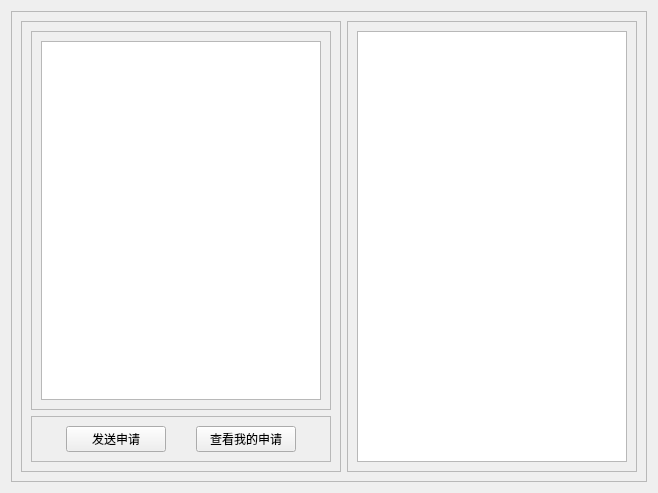
Above: view/bookingService/rentteacher.ui from JunWang666/LabNexus before the change. Below: the same form after it.
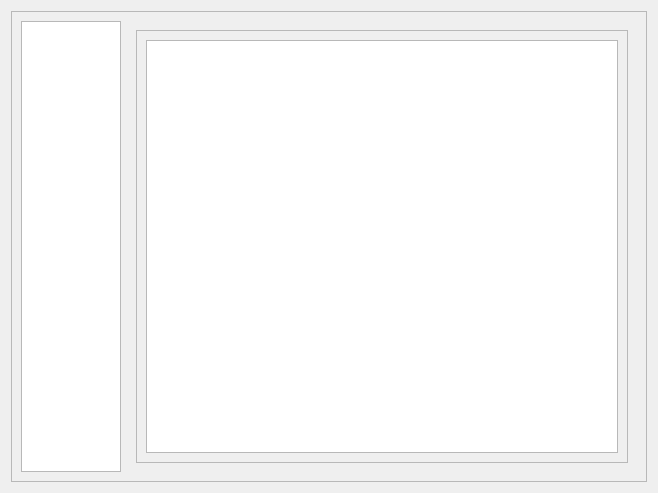
That is the form after the change.

Commit message: 优化页面

What changed in the file:
```diff
--- a/view/bookingService/rentteacher.ui
+++ b/view/bookingService/rentteacher.ui
@@ -15,7 +15,7 @@
   </property>
   <layout class="QVBoxLayout" name="verticalLayout">
    <item>
-    <widget class="QFrame" name="frame">
+    <widget class="QFrame" name="frame_3">
      <property name="frameShape">
       <enum>QFrame::Shape::StyledPanel</enum>
      </property>
@@ -24,6 +24,47 @@
      </property>
      <layout class="QHBoxLayout" name="horizontalLayout_2">
       <item>
+       <widget class="QListWidget" name="pageListWidget">
+        <property name="sizePolicy">
+         <sizepolicy hsizetype="Minimum" vsizetype="Expanding">
+          <horstretch>0</horstretch>
+          <verstretch>0</verstretch>
+         </sizepolicy>
+        </property>
+        <property name="minimumSize">
+         <size>
+          <width>100</width>
+          <height>0</height>
+         </size>
+        </property>
+        <property name="maximumSize">
+         <size>
+          <width>10</width>
+          <height>16777215</height>
+         </size>
+        </property>
+        <property name="currentRow">
+         <number>-1</number>
+        </property>
+       </widget>
+      </item>
+      <item>
+       <widget class="QStackedWidget" name="stackedWidget">
+        <property name="currentIndex">
+         <number>1</number>
+        </property>
+        <widget class="QWidget" name="senPage">
+         <layout class="QVBoxLayout" name="verticalLayout_5">
+          <item>
+           <widget class="QFrame" name="frame">
+            <property name="frameShape">
+             <enum>QFrame::Shape::StyledPanel</enum>
+            </property>
+            <property name="frameShadow">
+             <enum>QFrame::Shadow::Raised</enum>
+            </property>
+            <layout class="QVBoxLayout" name="verticalLayout_6">
+             <item>
        <widget class="QFrame" name="frame_4">
         <property name="frameShape">
          <enum>QFrame::Shape::StyledPanel</enum>
@@ -127,26 +168,30 @@
         </layout>
        </widget>
       </item>
-      <item>
-       <widget class="QFrame" name="frame_3">
-        <property name="frameShape">
-         <enum>QFrame::Shape::StyledPanel</enum>
-        </property>
-        <property name="frameShadow">
-         <enum>QFrame::Shadow::Raised</enum>
-        </property>
+            </layout>
+           </widget>
+          </item>
+         </layout>
+        </widget>
+        <widget class="QWidget" name="examPage">
         <layout class="QVBoxLayout" name="verticalLayout_3">
          <item>
-          <widget class="QTableView" name="examTableView">
-           <property name="minimumSize">
-            <size>
-             <width>270</width>
-             <height>0</height>
-            </size>
-           </property>
+           <widget class="QFrame" name="frame_6">
+            <property name="frameShape">
+             <enum>QFrame::Shape::StyledPanel</enum>
+            </property>
+            <property name="frameShadow">
+             <enum>QFrame::Shadow::Raised</enum>
+            </property>
+            <layout class="QVBoxLayout" name="verticalLayout_7">
+             <item>
+              <widget class="QTableView" name="examTableView"/>
+             </item>
+            </layout>
           </widget>
          </item>
         </layout>
+        </widget>
        </widget>
       </item>
      </layout>
```
Lines whose indentation alone changed are shown as unchanged. The commit also changes 2 other files.
